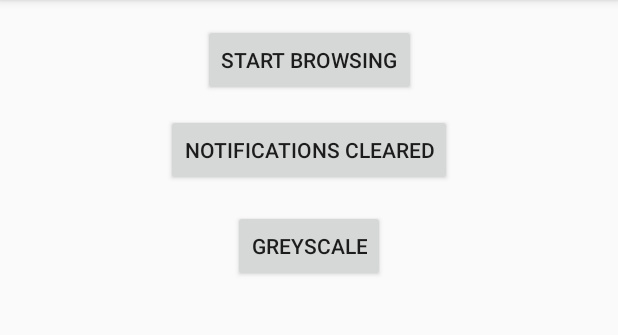
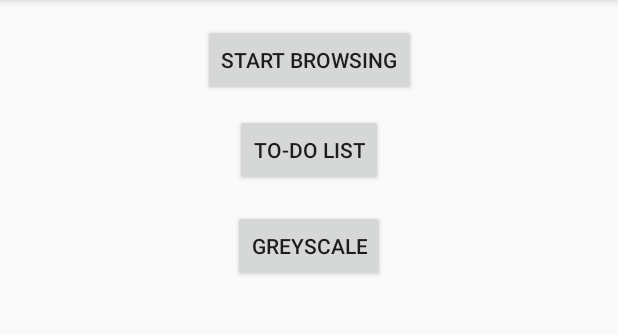
Before and after one commit to jamessimonaro/offgrid, an Android app: the screen it shows after launch (MainActivity), on a phone screen of 412 x 824 dp, the part 84-419 px from its top. Run offline under Robolectric (Android 15) with nearby library versions, the phone set to English and light mode, and no system bars.

```diff
--- a/app/src/main/AndroidManifest.xml
+++ b/app/src/main/AndroidManifest.xml
@@ -20,6 +20,10 @@
             </intent-filter>
         </activity>
         <activity android:name=".WebBrowser"></activity>
+        <activity android:name=".todolist"></activity>
+
+
+
     </application>
 
 
--- a/app/src/main/java/com/example/jamessimonaro/offgridv1/MainActivity.java
+++ b/app/src/main/java/com/example/jamessimonaro/offgridv1/MainActivity.java
@@ -14,6 +14,7 @@ public class MainActivity extends AppCompatActivity {
 
     //Initialize GUI components
     Button browse_btn_;
+    Button todolist_btn_;
 
 
     @Override
@@ -23,9 +24,13 @@ public class MainActivity extends AppCompatActivity {
 
         //Wire button to the java code
         browse_btn_=(Button)findViewById(R.id.browse_btn);
+        todolist_btn_=(Button)findViewById(R.id.todolist_btn);
+
 
         //On click listener for the browse button
         browse_btn_.setOnClickListener(new View.OnClickListener() {@Override public void onClick(View v) {  start_browsing();     }});
+        todolist_btn_.setOnClickListener(new View.OnClickListener() {@Override public void onClick(View v) {  todo_list();     }});
+
 
     }
 
@@ -35,6 +40,12 @@ public class MainActivity extends AppCompatActivity {
         MainActivity.this.startActivity(myIntent);
         }
 
+    public void todo_list(){
+        //This method will open a browser within the app
+        Intent mylist = new Intent(MainActivity.this, todolist.class);
+        MainActivity.this.startActivity(mylist);
+    }
+
 }
 
 
--- a/app/src/main/res/layout/activity_main.xml
+++ b/app/src/main/res/layout/activity_main.xml
@@ -20,13 +20,13 @@
         app:layout_constraintTop_toTopOf="parent" />
 
     <Button
-        android:id="@+id/notification_btn"
+        android:id="@+id/todolist_btn"
         android:layout_width="wrap_content"
         android:layout_height="wrap_content"
         android:layout_marginEnd="8dp"
         android:layout_marginStart="8dp"
         android:layout_marginTop="12dp"
-        android:text="Notifications Cleared"
+        android:text="To-Do List"
         app:layout_constraintEnd_toEndOf="parent"
         app:layout_constraintStart_toStartOf="parent"
         app:layout_constraintTop_toBottomOf="@+id/browse_btn" />
@@ -42,7 +42,7 @@
         app:layout_constraintEnd_toEndOf="parent"
         app:layout_constraintHorizontal_bias="0.501"
         app:layout_constraintStart_toStartOf="parent"
-        app:layout_constraintTop_toBottomOf="@+id/notification_btn" />
+        app:layout_constraintTop_toBottomOf="@+id/todolist_btn" />
 
 
 </android.support.constraint.ConstraintLayout>
```
Also changed, not shown: app/src/main/java/com/example/jamessimonaro/offgridv1/todolist.java (added, +42 -0 lines).
